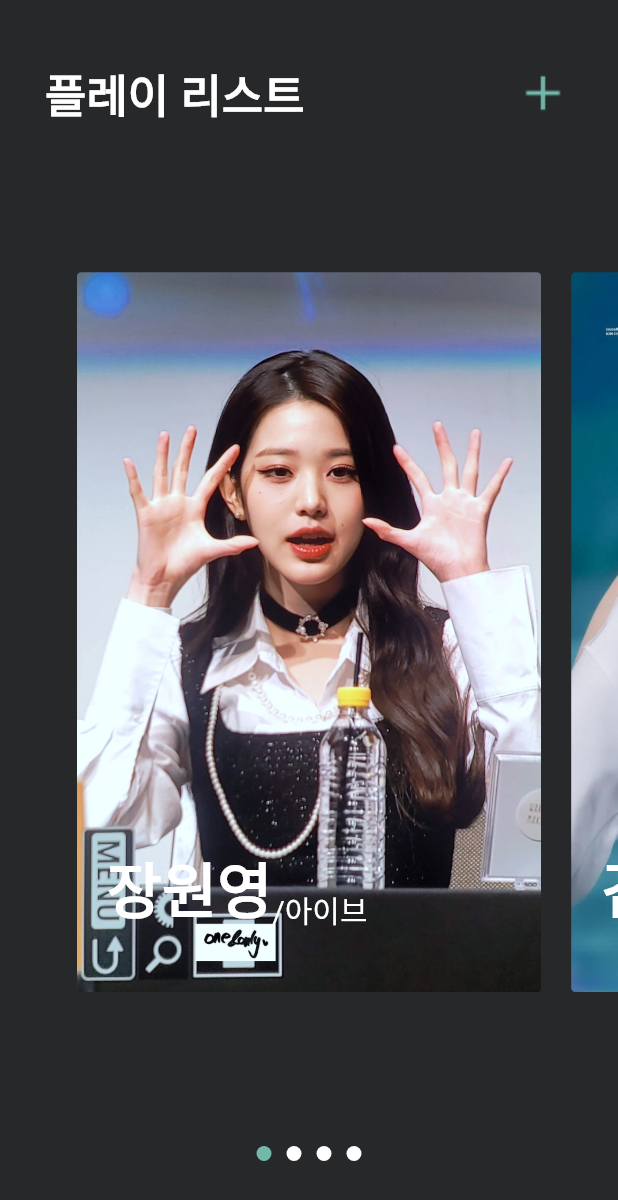
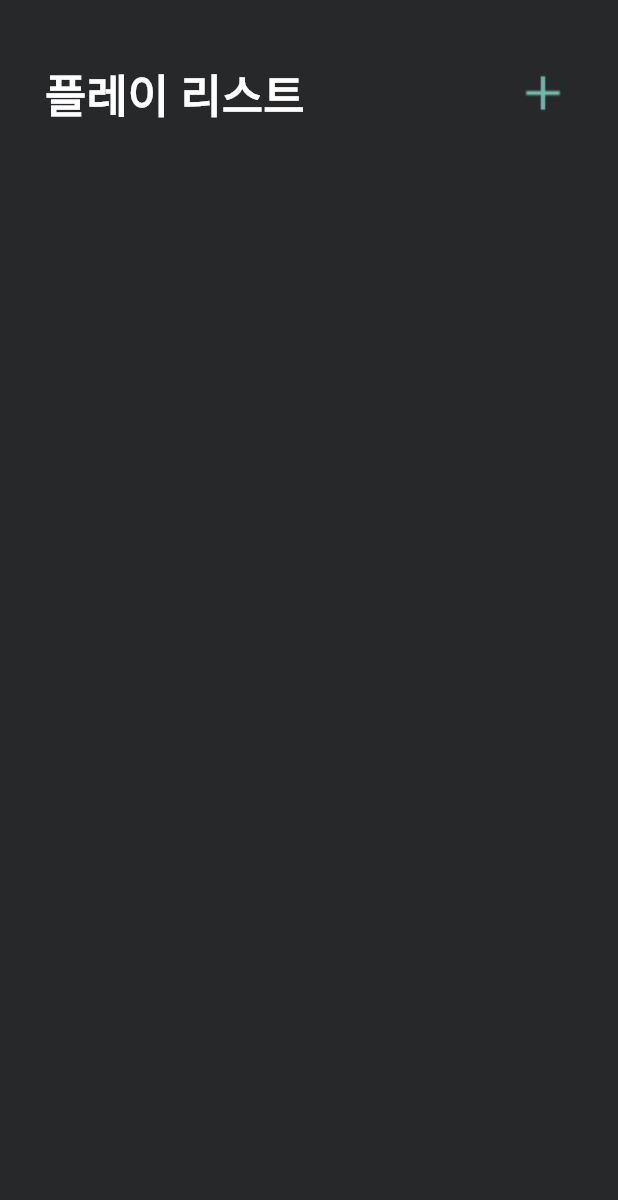
Before and after one commit to enjoy301/setPlaylist, a Flutter app: the screen it shows after launch, on a phone screen of 412 x 824 dp. Shown: the top 1200 px of the screen. Run offline on Flutter 3.47's test engine with Material 2 defaults, Android fonts, the phone set to English and light mode, and no system bars; drawn by our look-alikes of carousel_slider; our stand-ins replace get, image_picker, shared_preferences, youtube_player_flutter; Roboto replaces fonts that are missing (Pretendard); statements that could not run were skipped; project files that could hold a hidden picture were left out.

```diff
--- /dev/null
+++ b/lib/controllers/MyIdolController.dart
@@ -0,0 +1,28 @@
+import 'package:carousel_slider/carousel_controller.dart';
+import 'package:get/get.dart';
+
+class MyIdolController extends GetxController {
+  var myIdolIdList = [].obs;
+  var currentPage = 0.obs;
+  var carouselController = CarouselController().obs;
+
+  void addIdol(int id) {
+    myIdolIdList.add(id);
+  }
+
+  void removeIdol(int id) {
+    myIdolIdList.remove(id);
+  }
+
+  bool isMyIdol(int id) {
+    return myIdolIdList.contains(id);
+  }
+
+  int getMyIdolCount() {
+    return myIdolIdList.length;
+  }
+
+  void setCurrentPage(int page) {
+    currentPage.value = page;
+  }
+}
--- a/lib/main.dart
+++ b/lib/main.dart
@@ -2,5 +2,5 @@ import 'package:flutter/material.dart';
 import 'package:idoru/screens/myapp.dart';
 
 void main() {
-  runApp(const MyApp());
+  runApp(MyApp());
 }
--- a/lib/screens/idol_list/idol_list.dart
+++ b/lib/screens/idol_list/idol_list.dart
@@ -2,16 +2,35 @@ import 'dart:io';
 
 import 'package:carousel_slider/carousel_slider.dart';
 import 'package:flutter/material.dart';
-import 'package:idoru/screens/album_list/album_list.dart';
+import 'package:get/get.dart';
 import 'package:idoru/screens/idol_select/idol_select.dart';
 import 'package:image_picker/image_picker.dart';
 
-final List<List<String>> imgList = [
-  ['assets/images/profile/jang1.jpeg', '장원영', '아이브'],
-  ['assets/images/profile/kim1.jpg', '김채원', '르세라핌'],
-  ['assets/images/profile/li1.jpg', '리즈', '아이브'],
-  ['assets/images/profile/ha1.png', '하니', '뉴진스'],
-];
+import '../../controllers/MyIdolController.dart';
+import '../album_list/album_list.dart';
+
+final Map<int, Map<String, dynamic>> idolData = {
+  0: {
+    'image': 'assets/images/profile/jang1.jpeg',
+    'name': '장원영',
+    'group': '아이브',
+  },
+  1: {
+    'image': 'assets/images/profile/kim1.jpg',
+    'name': '김채원',
+    'group': '르세라핌',
+  },
+  2: {
+    'image': 'assets/images/profile/li1.jpg',
+    'name': '리즈',
+    'group': '아이브',
+  },
+  3: {
+    'image': 'assets/images/profile/ha1.png',
+    'name': '하니',
+    'group': '뉴진스',
+  },
+};
 
 class IdolListScreen extends StatefulWidget {
   const IdolListScreen({Key? key}) : super(key: key);
@@ -21,11 +40,12 @@ class IdolListScreen extends StatefulWidget {
 }
 
 class _IdolListScreen extends State<IdolListScreen> {
-  int _current = 0;
   File? mPhoto;
 
   @override
   Widget build(BuildContext context) {
+    final controller = Get.put(MyIdolController());
+
     return Scaffold(
       backgroundColor: Color(0xFF27282A),
       body: SafeArea(
@@ -47,14 +67,9 @@ class _IdolListScreen extends State<IdolListScreen> {
                   ),
                   GestureDetector(
                     onTap: () {
-                      showDialog(
-                        context: context,
-                        builder: (BuildContext context) {
-                          return IdolSelectScreen();
-                        },
-                        barrierDismissible: true,
+                      Get.dialog(
+                        IdolSelectScreen(),
                         barrierColor: Colors.black,
-                        barrierLabel: "",
                       );
                     },
                     child: Image.asset(
@@ -67,16 +82,22 @@ class _IdolListScreen extends State<IdolListScreen> {
               ),
             ),
             Expanded(
-              child: CarouselSlider(
-                items: imgList
-                    .map(
-                      (item) => InkWell(
+              child: Obx(
+                () => (CarouselSlider(
+                  options: CarouselOptions(
+                    height: 500,
+                    // aspectRatio: 1,
+                    viewportFraction: 0.8,
+                    enableInfiniteScroll: false,
+                    onPageChanged: (index, reason) {
+                      controller.setCurrentPage(index);
+                    },
+                  ),
+                  carouselController: controller.carouselController.value,
+                  items: controller.myIdolIdList.map((id) {
+                    return InkWell(
                       onTap: () {
-                          Navigator.push(
-                            context,
-                            MaterialPageRoute(
-                                builder: (context) => const AlbumListScreen()),
-                          );
+                        Get.to(AlbumListScreen());
                       },
                       onLongPress: () {
                         showDialog(
@@ -121,8 +142,7 @@ class _IdolListScreen extends State<IdolListScreen> {
                                               borderRadius:
                                                   BorderRadius.circular(10),
                                             ),
-                                              backgroundColor:
-                                                  Color(0xFF27282B)),
+                                            backgroundColor: Color(0xFF27282B)),
                                         onPressed: () {
                                           _onPhoto();
                                         },
@@ -154,7 +174,7 @@ class _IdolListScreen extends State<IdolListScreen> {
                           child: Stack(
                             children: <Widget>[
                               Image.asset(
-                                  item[0],
+                                idolData[id]!['image'],
                                 fit: BoxFit.cover,
                                 width: 1000.0,
                                 height: 2000.0,
@@ -169,11 +189,10 @@ class _IdolListScreen extends State<IdolListScreen> {
                                     horizontal: 20.0,
                                   ),
                                   child: Row(
-                                      crossAxisAlignment:
-                                          CrossAxisAlignment.end,
+                                    crossAxisAlignment: CrossAxisAlignment.end,
                                     children: [
                                       Text(
-                                          item[1],
+                                        idolData[id]!['name'],
                                         style: TextStyle(
                                           color: Colors.white,
                                           fontSize: 40.0,
@@ -181,7 +200,7 @@ class _IdolListScreen extends State<IdolListScreen> {
                                         ),
                                       ),
                                       Text(
-                                          '/${item[2]}',
+                                        '/${idolData[id]!['group']}',
                                         style: TextStyle(
                                           color: Colors.white,
                                           fontSize: 20.0,
@@ -195,30 +214,18 @@ class _IdolListScreen extends State<IdolListScreen> {
                           ),
                         ),
                       ),
-                      ),
-                    )
-                    .toList(),
-                options: CarouselOptions(
-                  height: 500,
-                  // aspectRatio: 1,
-                  viewportFraction: 0.8,
-                  enableInfiniteScroll: false,
-                  onPageChanged: (index, reason) {
-                    setState(
-                      () {
-                        _current = index;
-                      },
                     );
-                  },
+                  }).toList(),
+                )),
               ),
             ),
-            ),
-            Row(
+            Obx(
+              () => (Row(
                 mainAxisAlignment: MainAxisAlignment.center,
-              children: imgList.asMap().entries.map(
-                (entry) {
-                  return GestureDetector(
-                    child: Container(
+                children: List.generate(
+                    controller.myIdolIdList.length, (index) => index).map(
+                  (index) {
+                    return Container(
                       width: 10.0,
                       height: 10.0,
                       margin: EdgeInsets.only(
@@ -229,19 +236,26 @@ class _IdolListScreen extends State<IdolListScreen> {
                       ),
                       decoration: BoxDecoration(
                         shape: BoxShape.circle,
-                        color: _current == entry.key
+                        color: controller.currentPage.value == index
                             ? Color(0xFF72B8AB)
                             : Colors.white,
-                      ),
                       ),
                     );
                   },
                 ).toList(),
+              )),
             ),
           ],
         ),
       ),
     );
+  }
+
+  @override
+  void initState() {
+    super.initState();
+
+    debugPrint("wow");
   }
 
   void _onPhoto() async {
--- a/lib/screens/myapp.dart
+++ b/lib/screens/myapp.dart
@@ -1,6 +1,8 @@
 import 'package:flutter/material.dart';
-import 'package:idoru/screens/idol_list/idol_list.dart';
+import 'package:get/get.dart';
 import 'package:idoru/screens/splash/splash.dart';
+
+import 'idol_list/idol_list.dart';
 
 class MyApp extends StatelessWidget {
   const MyApp({Key? key}) : super(key: key);
@@ -12,14 +14,14 @@ class MyApp extends StatelessWidget {
       future: Init.instance.initialize(context),
       builder: (context, AsyncSnapshot snapshot) {
         if (snapshot.connectionState == ConnectionState.waiting) {
-          return const MaterialApp(
+          return GetMaterialApp(
             debugShowCheckedModeBanner: false,
             home: SplashScreen(),
           ); // 초기 로딩 시 Splash Screen
         }
         // else if (snapshot.hasError) { return MaterialApp(home: ErrorScreen()); }
         else {
-          return MaterialApp(
+          return GetMaterialApp(
             debugShowCheckedModeBanner: false,
             home: snapshot.data,
           );
@@ -31,6 +33,7 @@ class MyApp extends StatelessWidget {
 
 class Init {
   Init._();
+
   static final instance = Init._();
 
   Future<Widget?> initialize(BuildContext context) async {
--- a/lib/screens/play_list/play_list.dart
+++ b/lib/screens/play_list/play_list.dart
@@ -1,4 +1,5 @@
 import 'package:flutter/material.dart';
+import 'package:get/get.dart';
 import 'package:url_launcher/url_launcher.dart';
 import 'package:youtube_player_flutter/youtube_player_flutter.dart';
 
@@ -57,7 +58,7 @@ class _PlayListScreen extends State<PlayListScreen> {
         leading: IconButton(
           icon: Icon(Icons.arrow_back_ios_new, color: Colors.black),
           onPressed: () {
-            Navigator.pop(context);
+            Get.back();
           },
         ),
       ),
--- a/pubspec.yaml
+++ b/pubspec.yaml
@@ -18,6 +18,7 @@ dependencies:
   image_picker: ^0.8.5+3
   url_launcher: ^6.1.10
   shared_preferences: ^2.1.0
+  get: ^4.6.5
 
 dev_dependencies:
   flutter_test:
```
Also changed, not shown: lib/screens/album_list/album_list.dart (+3 -9 lines), lib/screens/idol_select/idol_select.dart (+11 -4 lines), pubspec.lock, 1 other file. Lines whose indentation alone changed are shown as unchanged.
